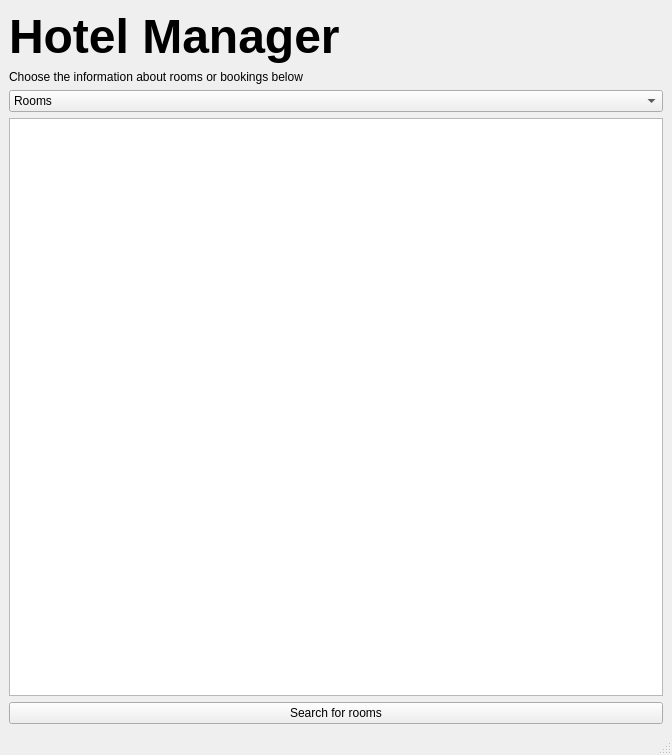
Before: the Qt Designer form mainwindow.ui in ndrwbb/ProjectQT, drawn with Qt 5.
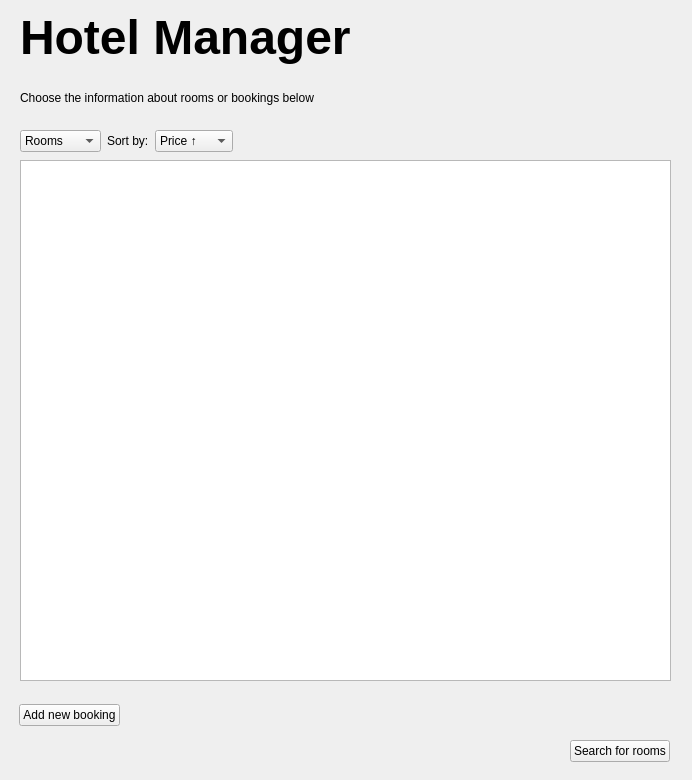
After: the same form once the commit is applied.

Commit message:
Updated main window + files for adding booking
files for adding booking need to be fixed

Patch:
```diff
--- a/mainwindow.ui
+++ b/mainwindow.ui
@@ -6,14 +6,110 @@
    <rect>
     <x>0</x>
     <y>0</y>
-    <width>672</width>
-    <height>755</height>
+    <width>692</width>
+    <height>780</height>
    </rect>
   </property>
   <property name="windowTitle">
    <string>MainWindow</string>
   </property>
   <widget class="QWidget" name="centralwidget">
+   <property name="sizePolicy">
+    <sizepolicy hsizetype="Expanding" vsizetype="Expanding">
+     <horstretch>0</horstretch>
+     <verstretch>0</verstretch>
+    </sizepolicy>
+   </property>
+   <widget class="QTableWidget" name="tableWidget">
+    <property name="geometry">
+     <rect>
+      <x>20</x>
+      <y>160</y>
+      <width>651</width>
+      <height>521</height>
+     </rect>
+    </property>
+   </widget>
+   <widget class="QWidget" name="">
+    <property name="geometry">
+     <rect>
+      <x>19</x>
+      <y>696</y>
+      <width>651</width>
+      <height>76</height>
+     </rect>
+    </property>
+    <layout class="QVBoxLayout" name="verticalLayout_3">
+     <item>
+      <layout class="QHBoxLayout" name="horizontalLayout_3">
+       <item>
+        <widget class="QPushButton" name="pushButton">
+         <property name="text">
+          <string>Add new booking</string>
+         </property>
+        </widget>
+       </item>
+       <item>
+        <spacer name="horizontalSpacer_2">
+         <property name="orientation">
+          <enum>Qt::Horizontal</enum>
+         </property>
+         <property name="sizeHint" stdset="0">
+          <size>
+           <width>40</width>
+           <height>20</height>
+          </size>
+         </property>
+        </spacer>
+       </item>
+      </layout>
+     </item>
+     <item>
+      <layout class="QHBoxLayout" name="horizontalLayout_4">
+       <item>
+        <spacer name="horizontalSpacer_3">
+         <property name="orientation">
+          <enum>Qt::Horizontal</enum>
+         </property>
+         <property name="sizeHint" stdset="0">
+          <size>
+           <width>40</width>
+           <height>20</height>
+          </size>
+         </property>
+        </spacer>
+       </item>
+       <item>
+        <widget class="QPushButton" name="push_SearchRoom">
+         <property name="enabled">
+          <bool>true</bool>
+         </property>
+         <property name="sizePolicy">
+          <sizepolicy hsizetype="Fixed" vsizetype="Fixed">
+           <horstretch>133</horstretch>
+           <verstretch>32</verstretch>
+          </sizepolicy>
+         </property>
+         <property name="text">
+          <string>Search for rooms</string>
+         </property>
+        </widget>
+       </item>
+      </layout>
+     </item>
+    </layout>
+   </widget>
+   <widget class="QWidget" name="">
+    <property name="geometry">
+     <rect>
+      <x>20</x>
+      <y>10</y>
+      <width>572</width>
+      <height>142</height>
+     </rect>
+    </property>
+    <layout class="QVBoxLayout" name="verticalLayout_2">
+     <item>
    <layout class="QVBoxLayout" name="verticalLayout">
     <item>
      <widget class="QLabel" name="label_2">
@@ -35,6 +131,10 @@
       </property>
      </widget>
     </item>
+      </layout>
+     </item>
+     <item>
+      <layout class="QHBoxLayout" name="horizontalLayout_2">
     <item>
      <widget class="QComboBox" name="comboBox">
       <item>
@@ -50,35 +150,61 @@
      </widget>
     </item>
     <item>
-     <widget class="QTableView" name="tableView">
-      <property name="maximumSize">
+        <layout class="QHBoxLayout" name="horizontalLayout">
+         <item>
+          <widget class="QLabel" name="labelSortBy">
+           <property name="styleSheet">
+            <string notr="true">font: 18pt &quot;HSE Sans&quot;;</string>
+           </property>
+           <property name="text">
+            <string>Sort by:</string>
+           </property>
+          </widget>
+         </item>
+         <item>
+          <widget class="QComboBox" name="comboBoxRoomOptions">
+           <item>
+            <property name="text">
+             <string>Price ↑</string>
+            </property>
+           </item>
+           <item>
+            <property name="text">
+             <string>Price ↓</string>
+            </property>
+           </item>
+           <item>
+            <property name="text">
+             <string>Square ↑</string>
+            </property>
+           </item>
+           <item>
+            <property name="text">
+             <string>Square ↓</string>
+            </property>
+           </item>
+          </widget>
+         </item>
+         <item>
+          <spacer name="horizontalSpacer">
+           <property name="orientation">
+            <enum>Qt::Horizontal</enum>
+           </property>
+           <property name="sizeHint" stdset="0">
        <size>
-        <width>16777215</width>
-        <height>1000000</height>
-       </size>
-      </property>
-     </widget>
-    </item>
-    <item>
-     <widget class="QPushButton" name="push_SearchRoom">
-      <property name="text">
-       <string>Search for rooms</string>
-      </property>
-     </widget>
-    </item>
-   </layout>
-  </widget>
-  <widget class="QMenuBar" name="menubar">
-   <property name="geometry">
-    <rect>
-     <x>0</x>
-     <y>0</y>
-     <width>672</width>
-     <height>22</height>
-    </rect>
-   </property>
+             <width>40</width>
+             <height>20</height>
+            </size>
+           </property>
+          </spacer>
+         </item>
+        </layout>
+       </item>
+      </layout>
+     </item>
+    </layout>
+   </widget>
   </widget>
-  <widget class="QStatusBar" name="statusbar"/>
  </widget>
  <resources/>
  <connections/>
```
Left out of the diff: 5 changed lines with no effect on the pictures. Lines whose indentation alone changed are shown as unchanged. The commit also changes 3 other files.
